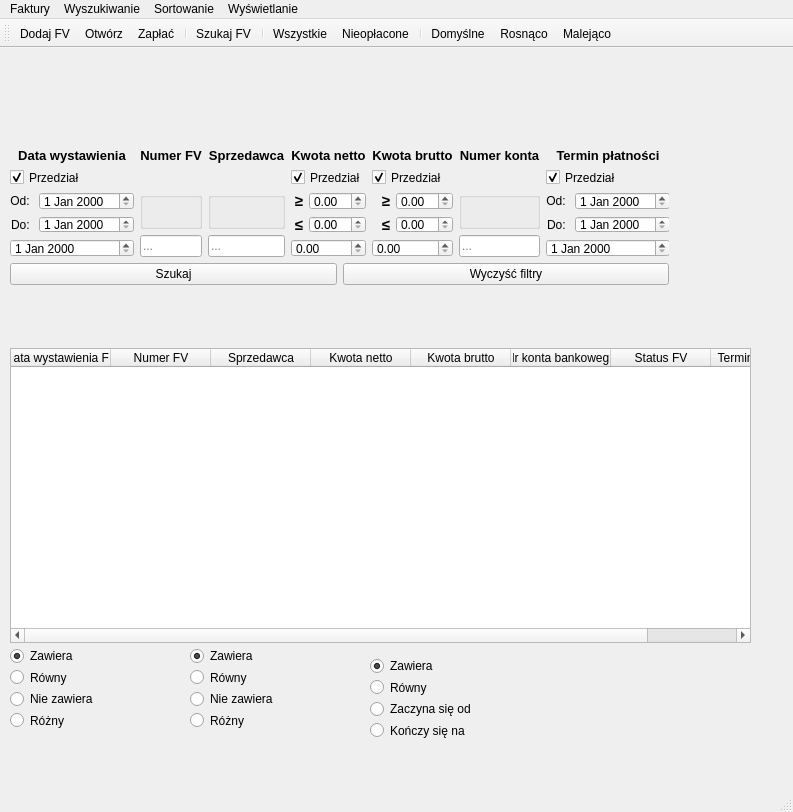
Qt form layout/main_window.ui (Buczek05/Faktury-zarzadzanie) before a commit.
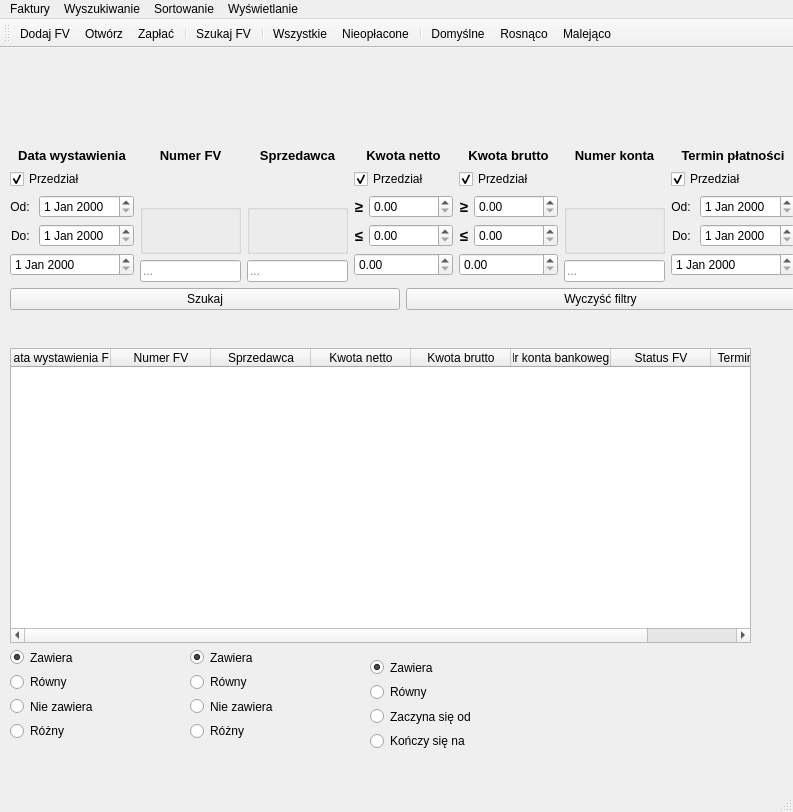
The same form after that commit. Icons and pictures are not drawn.

Patch:
```diff
--- a/layout/main_window.ui
+++ b/layout/main_window.ui
@@ -49,8 +49,8 @@
      <rect>
       <x>10</x>
       <y>100</y>
-      <width>659</width>
-      <height>137</height>
+      <width>785</width>
+      <height>162</height>
      </rect>
     </property>
     <layout class="QVBoxLayout" name="filers_and_buttons">
@@ -268,7 +268,11 @@
             </widget>
            </item>
            <item>
-            <widget class="QDoubleSpinBox" name="doubleSpinBox_kwota_netto_od"/>
+            <widget class="QDoubleSpinBox" name="doubleSpinBox_kwota_netto_od">
+             <property name="maximum">
+              <double>99999999999.000000000000000</double>
+             </property>
+            </widget>
            </item>
           </layout>
          </item>
@@ -292,12 +296,20 @@
             </widget>
            </item>
            <item>
-            <widget class="QDoubleSpinBox" name="doubleSpinBox_kwota_netto_do"/>
+            <widget class="QDoubleSpinBox" name="doubleSpinBox_kwota_netto_do">
+             <property name="maximum">
+              <double>99999999999.000000000000000</double>
+             </property>
+            </widget>
            </item>
           </layout>
          </item>
          <item>
-          <widget class="QDoubleSpinBox" name="doubleSpinBox_kwota_netto_konkretna"/>
+          <widget class="QDoubleSpinBox" name="doubleSpinBox_kwota_netto_konkretna">
+           <property name="maximum">
+            <double>99999999999.000000000000000</double>
+           </property>
+          </widget>
          </item>
          <item>
           <spacer name="verticalSpacer_2">
@@ -366,7 +378,11 @@
             </widget>
            </item>
            <item>
-            <widget class="QDoubleSpinBox" name="doubleSpinBox_kwota_brutto_od"/>
+            <widget class="QDoubleSpinBox" name="doubleSpinBox_kwota_brutto_od">
+             <property name="maximum">
+              <double>99999999999.000000000000000</double>
+             </property>
+            </widget>
            </item>
           </layout>
          </item>
@@ -390,12 +406,20 @@
             </widget>
            </item>
            <item>
-            <widget class="QDoubleSpinBox" name="doubleSpinBox_kwota_brutto_do"/>
+            <widget class="QDoubleSpinBox" name="doubleSpinBox_kwota_brutto_do">
+             <property name="maximum">
+              <double>99999999999.000000000000000</double>
+             </property>
+            </widget>
            </item>
           </layout>
          </item>
          <item>
-          <widget class="QDoubleSpinBox" name="doubleSpinBox_kwota_brutto_konkretna"/>
+          <widget class="QDoubleSpinBox" name="doubleSpinBox_kwota_brutto_konkretna">
+           <property name="maximum">
+            <double>99999999999.000000000000000</double>
+           </property>
+          </widget>
          </item>
          <item>
           <spacer name="verticalSpacer_3">
@@ -618,7 +642,7 @@
       <x>10</x>
       <y>600</y>
       <width>160</width>
-      <height>80</height>
+      <height>92</height>
      </rect>
     </property>
     <layout class="QVBoxLayout" name="lyt_numer_FV_radio_btn">
@@ -661,7 +685,7 @@
       <x>190</x>
       <y>600</y>
       <width>160</width>
-      <height>80</height>
+      <height>92</height>
      </rect>
     </property>
     <layout class="QVBoxLayout" name="lyt_sprzedawca_radio_btn">
@@ -704,7 +728,7 @@
       <x>370</x>
       <y>610</y>
       <width>160</width>
-      <height>80</height>
+      <height>92</height>
      </rect>
     </property>
     <layout class="QVBoxLayout" name="lyt_numer_konta_radio_btn">
```
Left out of the diff: 4 changed lines with no effect on the pictures.
